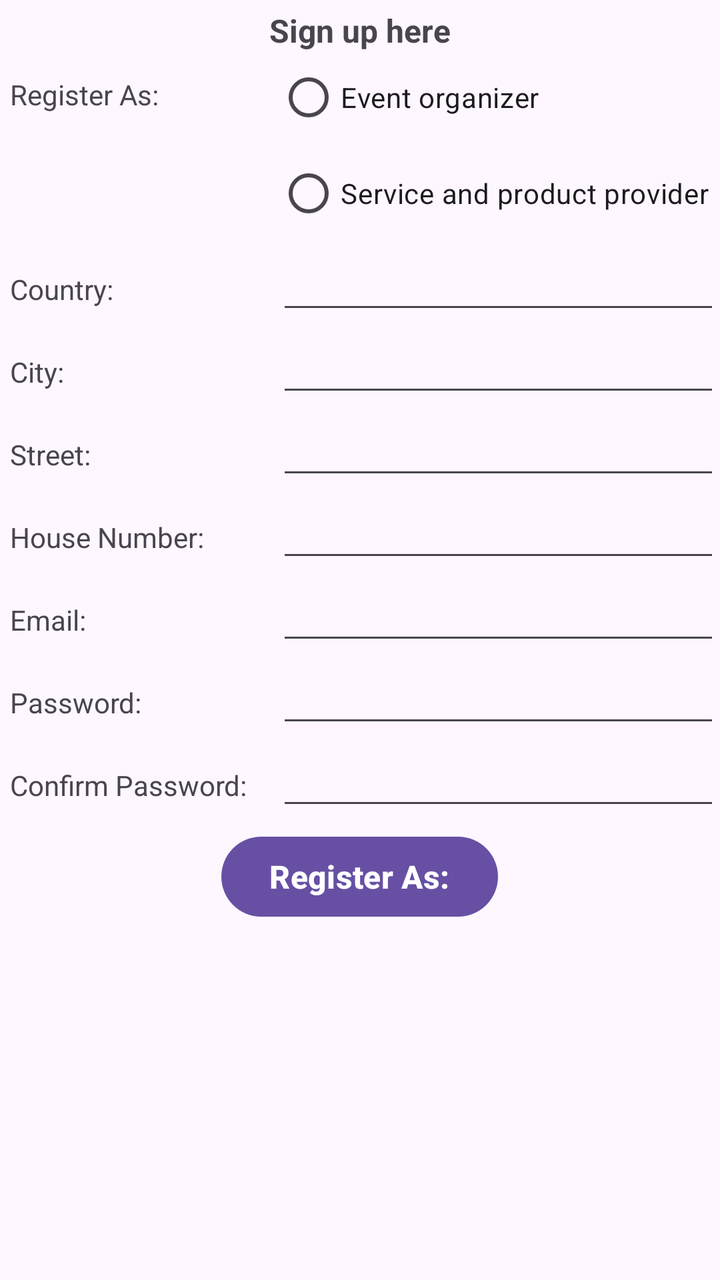
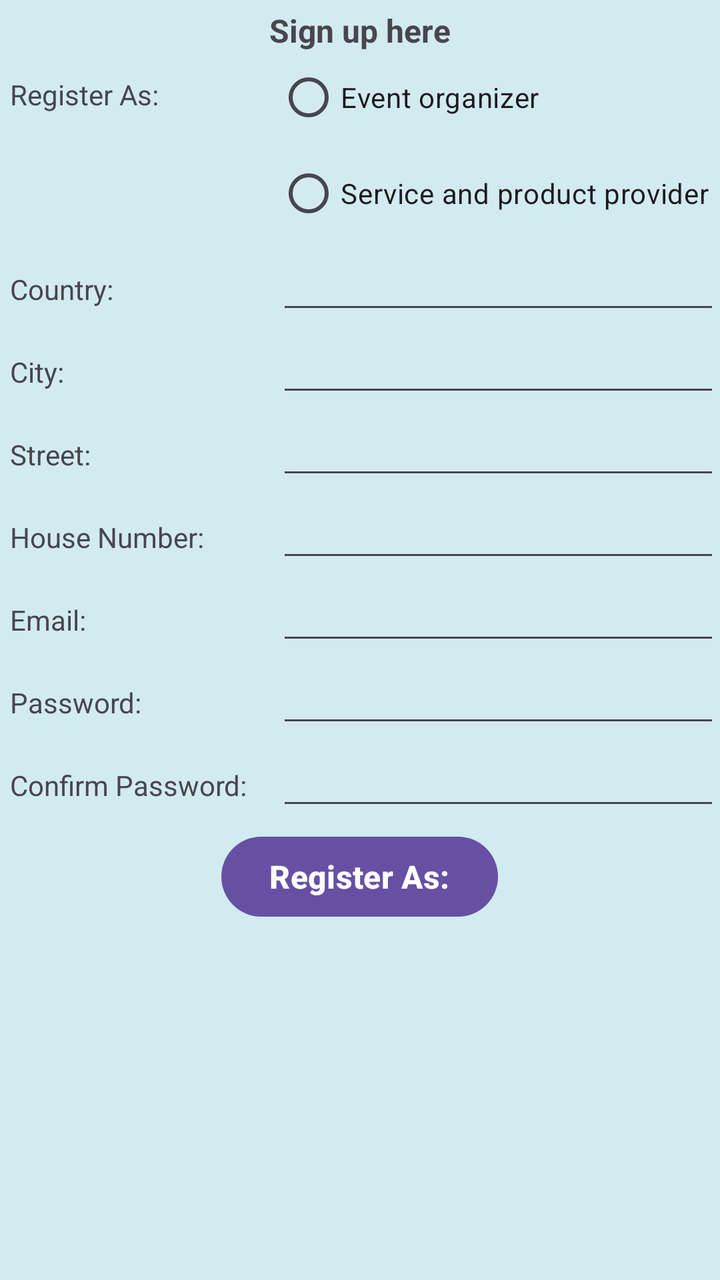

Before-and-after screenshots of an Android layout around one commit, followed by the original layout XML and the change that was made.
<!-- AndroidManifest.xml: application theme Theme.EventPlanner -->
<!-- res/layout/activity_registration_screen.xml -->
<?xml version="1.0" encoding="utf-8"?>
<TableLayout xmlns:android="http://schemas.android.com/apk/res/android"
    xmlns:app="http://schemas.android.com/apk/res-auto"
    xmlns:tools="http://schemas.android.com/tools"
    android:id="@+id/main"
    android:layout_width="match_parent"
    android:layout_height="match_parent"
    tools:context=".RegistrationScreen">

    <TableRow
        android:layout_width="match_parent"
        android:layout_height="wrap_content"
        android:gravity="center">

        <TextView
            android:layout_width="wrap_content"
            android:layout_height="wrap_content"
            android:layout_marginTop="3dp"
            android:gravity="center"
            android:text="@string/sign_up_message"
            android:textSize="16sp"
            android:textStyle="bold" />
    </TableRow>

    <TableRow
        android:layout_width="match_parent"
        android:layout_height="wrap_content">

        <TextView
            android:layout_width="65dp"
            android:layout_height="wrap_content"
            android:layout_marginTop="10dp"
            android:includeFontPadding="false"
            android:padding="5dp"
            android:text="@string/register_as" />

        <RadioGroup
            android:id="@+id/register_rg"
            android:layout_width="0dp"
            android:layout_height="wrap_content"
            android:layout_weight="1"
            android:orientation="vertical">

            <RadioButton
                android:id="@+id/rb_event_organizer"
                android:layout_width="wrap_content"
                android:layout_height="wrap_content"
                android:text="Event organizer" />

            <RadioButton
                android:id="@+id/rb_service_provider"
                android:layout_width="wrap_content"
                android:layout_height="wrap_content"
                android:text="Service and product provider" />
        </RadioGroup>
    </TableRow>

    <include
        android:id="@+id/eoinputs"
        layout="@layout/event_organizer_inputs"
        android:visibility="gone" />

    <include
        android:id="@+id/sppinputs"
        layout="@layout/spp_inputs"
        android:visibility="gone"/>

    <TableRow
        android:layout_width="match_parent"
        android:layout_height="wrap_content">

        <TextView
            android:layout_width="wrap_content"
            android:layout_height="wrap_content"
            android:padding="5dp"
            android:labelFor="@id/country"
            android:text="Country:" />

        <EditText
            android:id="@+id/country"
            android:layout_width="0dp"
            android:layout_height="wrap_content"
            android:layout_weight="1"
            android:inputType="text"
            android:autofillHints="" />
    </TableRow>

    <TableRow
        android:layout_width="match_parent"
        android:layout_height="wrap_content">

        <TextView
            android:layout_width="wrap_content"
            android:layout_height="wrap_content"
            android:padding="5dp"
            android:labelFor="@id/city"
            android:text="City:" />

        <EditText
            android:id="@+id/city"
            android:layout_width="0dp"
            android:layout_height="wrap_content"
            android:layout_weight="1"
            android:inputType="text"
            android:autofillHints="" />
    </TableRow>

    <TableRow
        android:layout_width="match_parent"
        android:layout_height="wrap_content">

        <TextView
            android:layout_width="wrap_content"
            android:layout_height="wrap_content"
            android:padding="5dp"
            android:labelFor="@id/street"
            android:text="Street:" />

        <EditText
            android:id="@+id/street"
            android:layout_width="0dp"
            android:layout_height="wrap_content"
            android:layout_weight="1"
            android:inputType="text"
            android:autofillHints="" />
    </TableRow>

    <TableRow
        android:layout_width="match_parent"
        android:layout_height="wrap_content">

        <TextView
            android:layout_width="wrap_content"
            android:layout_height="wrap_content"
            android:padding="5dp"
            android:labelFor="@id/house_number"
            android:text="House Number:" />

        <EditText
            android:id="@+id/house_number"
            android:layout_width="0dp"
            android:layout_height="wrap_content"
            android:layout_weight="1"
            android:inputType="text"
            android:autofillHints="" />
    </TableRow>

    <TableRow
        android:layout_width="match_parent"
        android:layout_height="wrap_content">

        <TextView
            android:layout_width="wrap_content"
            android:layout_height="wrap_content"
            android:padding="5dp"
            android:labelFor="@id/email"
            android:text="Email:" />

        <EditText
            android:id="@+id/email"
            android:layout_width="0dp"
            android:layout_height="wrap_content"
            android:layout_weight="1"
            android:inputType="textEmailAddress"
            android:autofillHints="" />
    </TableRow>

    <TableRow
        android:layout_width="match_parent"
        android:layout_height="wrap_content">

        <TextView
            android:layout_width="wrap_content"
            android:layout_height="wrap_content"
            android:padding="5dp"
            android:labelFor="@id/password"
            android:text="Password:" />

        <EditText
            android:id="@+id/password"
            android:layout_width="0dp"
            android:layout_height="wrap_content"
            android:layout_weight="1"
            android:inputType="textPassword"
            android:autofillHints="" />
    </TableRow>

    <TableRow
        android:layout_width="match_parent"
        android:layout_height="wrap_content">

        <TextView
            android:layout_width="wrap_content"
            android:layout_height="wrap_content"
            android:padding="5dp"
            android:labelFor="@id/password_confirm"
            android:text="Confirm Password:" />

        <EditText
            android:id="@+id/password_confirm"
            android:layout_width="0dp"
            android:layout_height="wrap_content"
            android:layout_weight="1"
            android:inputType="textPassword"
            android:autofillHints="" />
    </TableRow>

    <TableRow
        android:layout_width="match_parent"
        android:layout_height="wrap_content"
        android:gravity="center">

        <Button
            android:layout_width="wrap_content"
            android:layout_height="wrap_content"
            android:layout_marginTop="3dp"
            android:gravity="center"
            android:text="@string/register_as"
            android:textSize="16sp"
            android:textStyle="bold" />
    </TableRow>
</TableLayout>
<!-- res/layout/event_organizer_inputs.xml (included above) -->
<?xml version="1.0" encoding="utf-8"?>
<TableLayout xmlns:android="http://schemas.android.com/apk/res/android"
    android:id="@+id/eoinputs"
    android:layout_width="match_parent"
    android:layout_height="wrap_content">

        <TableRow
            android:layout_width="match_parent"
            android:layout_height="wrap_content">

            <TextView
                android:layout_width="wrap_content"
                android:layout_height="wrap_content"
                android:padding="5dp"
                android:labelFor="@id/first_name"
                android:text="First Name:" />

            <EditText
                android:id="@+id/first_name"
                android:layout_width="0dp"
                android:layout_height="wrap_content"
                android:layout_weight="1"
                android:inputType="text"
                android:autofillHints="" />
        </TableRow>

        <TableRow
            android:layout_width="match_parent"
            android:layout_height="wrap_content">

            <TextView
                android:layout_width="wrap_content"
                android:layout_height="wrap_content"
                android:padding="5dp"
                android:labelFor="@id/last_name"
                android:text="Last Name:" />

            <EditText
                android:id="@+id/last_name"
                android:layout_width="0dp"
                android:layout_height="wrap_content"
                android:layout_weight="1"
                android:inputType="text"
                android:autofillHints="" />
        </TableRow>

        <TableRow
            android:layout_width="match_parent"
            android:layout_height="wrap_content">

            <TextView
                android:layout_width="wrap_content"
                android:layout_height="wrap_content"
                android:padding="5dp"
                android:labelFor="@id/phone_number_eo"
                android:text="Phone Number:" />

            <EditText
                android:id="@+id/phone_number_eo"
                android:layout_width="0dp"
                android:layout_height="wrap_content"
                android:layout_weight="1"
                android:inputType="text"
                android:autofillHints="" />
        </TableRow>

        <TableRow
            android:layout_width="match_parent"
            android:layout_height="wrap_content">

            <TextView
                android:layout_width="wrap_content"
                android:layout_height="wrap_content"
                android:padding="5dp"
                android:labelFor="@id/photo_url"
                android:text="Photo URL:" />

            <EditText
                android:id="@+id/photo_url"
                android:layout_width="0dp"
                android:layout_height="wrap_content"
                android:layout_weight="1"
                android:inputType="textUri"
                android:autofillHints="" />
        </TableRow>
</TableLayout>
<!-- res/layout/spp_inputs.xml (included above) -->
<?xml version="1.0" encoding="utf-8"?>
<TableLayout xmlns:android="http://schemas.android.com/apk/res/android"
    android:id="@+id/sppinputs"
    android:layout_width="match_parent"
    android:layout_height="wrap_content">

        <TableRow
            android:layout_width="match_parent"
            android:layout_height="wrap_content">

                <TextView
                    android:layout_width="wrap_content"
                    android:layout_height="wrap_content"
                    android:padding="5dp"
                    android:labelFor="@id/org_name"
                    android:text="Organization name:" />

                <EditText
                    android:id="@+id/org_name"
                    android:layout_width="0dp"
                    android:layout_height="wrap_content"
                    android:layout_weight="1"
                    android:inputType="text"
                    android:autofillHints="" />
        </TableRow>

        <TableRow
            android:layout_width="match_parent"
            android:layout_height="wrap_content">

                <TextView
                    android:layout_width="wrap_content"
                    android:layout_height="wrap_content"
                    android:padding="5dp"
                    android:labelFor="@id/org_desc"
                    android:text="Organization desc:" />

                <EditText
                    android:id="@+id/org_desc"
                    android:layout_width="0dp"
                    android:layout_height="wrap_content"
                    android:layout_weight="1"
                    android:inputType="text"
                    android:autofillHints="" />
        </TableRow>
</TableLayout>
<!-- resources referenced by this layout -->
<resources>
  <string name="register_as">Register As:</string>
  <string name="sign_up_message">Sign up here</string>
  <style name="Theme.EventPlanner" parent="Base.Theme.EventPlanner" />
  <style name="Base.Theme.EventPlanner" parent="Theme.Material3.DayNight.NoActionBar">
          
          
      </style>
</resources>

<!-- the commit's change to res/layout/activity_registration_screen.xml (unified diff, before → after) -->
@@ -5,7 +5,9 @@
     android:id="@+id/main"
     android:layout_width="match_parent"
     android:layout_height="match_parent"
-    tools:context=".RegistrationScreen">
+    android:onClick="registerOnClick"
+    tools:context=".RegistrationScreen"
+    android:background="@color/background_blue">
 
     <TableRow
         android:layout_width="match_parent"
@@ -63,17 +65,17 @@
     <include
         android:id="@+id/sppinputs"
         layout="@layout/spp_inputs"
-        android:visibility="gone"/>
-
-    <TableRow
-        android:layout_width="match_parent"
-        android:layout_height="wrap_content">
-
-        <TextView
-            android:layout_width="wrap_content"
-            android:layout_height="wrap_content"
-            android:padding="5dp"
+        android:visibility="gone" />
+
+    <TableRow
+        android:layout_width="match_parent"
+        android:layout_height="wrap_content">
+
+        <TextView
+            android:layout_width="wrap_content"
+            android:layout_height="wrap_content"
             android:labelFor="@id/country"
+            android:padding="5dp"
             android:text="Country:" />
 
         <EditText
@@ -81,19 +83,19 @@
             android:layout_width="0dp"
             android:layout_height="wrap_content"
             android:layout_weight="1"
-            android:inputType="text"
-            android:autofillHints="" />
-    </TableRow>
-
-    <TableRow
-        android:layout_width="match_parent"
-        android:layout_height="wrap_content">
-
-        <TextView
-            android:layout_width="wrap_content"
-            android:layout_height="wrap_content"
-            android:padding="5dp"
+            android:autofillHints=""
+            android:inputType="text" />
+    </TableRow>
+
+    <TableRow
+        android:layout_width="match_parent"
+        android:layout_height="wrap_content">
+
+        <TextView
+            android:layout_width="wrap_content"
+            android:layout_height="wrap_content"
             android:labelFor="@id/city"
+            android:padding="5dp"
             android:text="City:" />
 
         <EditText
@@ -101,19 +103,19 @@
             android:layout_width="0dp"
             android:layout_height="wrap_content"
             android:layout_weight="1"
-            android:inputType="text"
-            android:autofillHints="" />
-    </TableRow>
-
-    <TableRow
-        android:layout_width="match_parent"
-        android:layout_height="wrap_content">
-
-        <TextView
-            android:layout_width="wrap_content"
-            android:layout_height="wrap_content"
-            android:padding="5dp"
+            android:autofillHints=""
+            android:inputType="text" />
+    </TableRow>
+
+    <TableRow
+        android:layout_width="match_parent"
+        android:layout_height="wrap_content">
+
+        <TextView
+            android:layout_width="wrap_content"
+            android:layout_height="wrap_content"
             android:labelFor="@id/street"
+            android:padding="5dp"
             android:text="Street:" />
 
         <EditText
@@ -121,19 +123,19 @@
             android:layout_width="0dp"
             android:layout_height="wrap_content"
             android:layout_weight="1"
-            android:inputType="text"
-            android:autofillHints="" />
-    </TableRow>
-
-    <TableRow
-        android:layout_width="match_parent"
-        android:layout_height="wrap_content">
-
-        <TextView
-            android:layout_width="wrap_content"
-            android:layout_height="wrap_content"
-            android:padding="5dp"
+            android:autofillHints=""
+            android:inputType="text" />
+    </TableRow>
+
+    <TableRow
+        android:layout_width="match_parent"
+        android:layout_height="wrap_content">
+
+        <TextView
+            android:layout_width="wrap_content"
+            android:layout_height="wrap_content"
             android:labelFor="@id/house_number"
+            android:padding="5dp"
             android:text="House Number:" />
 
         <EditText
@@ -141,19 +143,19 @@
             android:layout_width="0dp"
             android:layout_height="wrap_content"
             android:layout_weight="1"
-            android:inputType="text"
-            android:autofillHints="" />
-    </TableRow>
-
-    <TableRow
-        android:layout_width="match_parent"
-        android:layout_height="wrap_content">
-
-        <TextView
-            android:layout_width="wrap_content"
-            android:layout_height="wrap_content"
-            android:padding="5dp"
+            android:autofillHints=""
+            android:inputType="text" />
+    </TableRow>
+
+    <TableRow
+        android:layout_width="match_parent"
+        android:layout_height="wrap_content">
+
+        <TextView
+            android:layout_width="wrap_content"
+            android:layout_height="wrap_content"
             android:labelFor="@id/email"
+            android:padding="5dp"
             android:text="Email:" />
 
         <EditText
@@ -161,19 +163,19 @@
             android:layout_width="0dp"
             android:layout_height="wrap_content"
             android:layout_weight="1"
-            android:inputType="textEmailAddress"
-            android:autofillHints="" />
-    </TableRow>
-
-    <TableRow
-        android:layout_width="match_parent"
-        android:layout_height="wrap_content">
-
-        <TextView
-            android:layout_width="wrap_content"
-            android:layout_height="wrap_content"
-            android:padding="5dp"
+            android:autofillHints=""
+            android:inputType="textEmailAddress" />
+    </TableRow>
+
+    <TableRow
+        android:layout_width="match_parent"
+        android:layout_height="wrap_content">
+
+        <TextView
+            android:layout_width="wrap_content"
+            android:layout_height="wrap_content"
             android:labelFor="@id/password"
+            android:padding="5dp"
             android:text="Password:" />
 
         <EditText
@@ -181,19 +183,19 @@
             android:layout_width="0dp"
             android:layout_height="wrap_content"
             android:layout_weight="1"
-            android:inputType="textPassword"
-            android:autofillHints="" />
-    </TableRow>
-
-    <TableRow
-        android:layout_width="match_parent"
-        android:layout_height="wrap_content">
-
-        <TextView
-            android:layout_width="wrap_content"
-            android:layout_height="wrap_content"
-            android:padding="5dp"
+            android:autofillHints=""
+            android:inputType="textPassword" />
+    </TableRow>
+
+    <TableRow
+        android:layout_width="match_parent"
+        android:layout_height="wrap_content">
+
+        <TextView
+            android:layout_width="wrap_content"
+            android:layout_height="wrap_content"
             android:labelFor="@id/password_confirm"
+            android:padding="5dp"
             android:text="Confirm Password:" />
 
         <EditText
@@ -201,8 +203,8 @@
             android:layout_width="0dp"
             android:layout_height="wrap_content"
             android:layout_weight="1"
-            android:inputType="textPassword"
-            android:autofillHints="" />
+            android:autofillHints=""
+            android:inputType="textPassword" />
     </TableRow>
 
     <TableRow
@@ -215,6 +217,7 @@
             android:layout_height="wrap_content"
             android:layout_marginTop="3dp"
             android:gravity="center"
+            android:onClick="registerOnClick"
             android:text="@string/register_as"
             android:textSize="16sp"
             android:textStyle="bold" />
<!-- resource entries referenced after the edit -->
@@ -1,5 +1,6 @@
 <!-- resources referenced by this layout -->
 <resources>
+  <color name="background_blue">#D2EBF1</color>
   <string name="register_as">Register As:</string>
   <string name="sign_up_message">Sign up here</string>
   <style name="Theme.EventPlanner" parent="Base.Theme.EventPlanner" />
